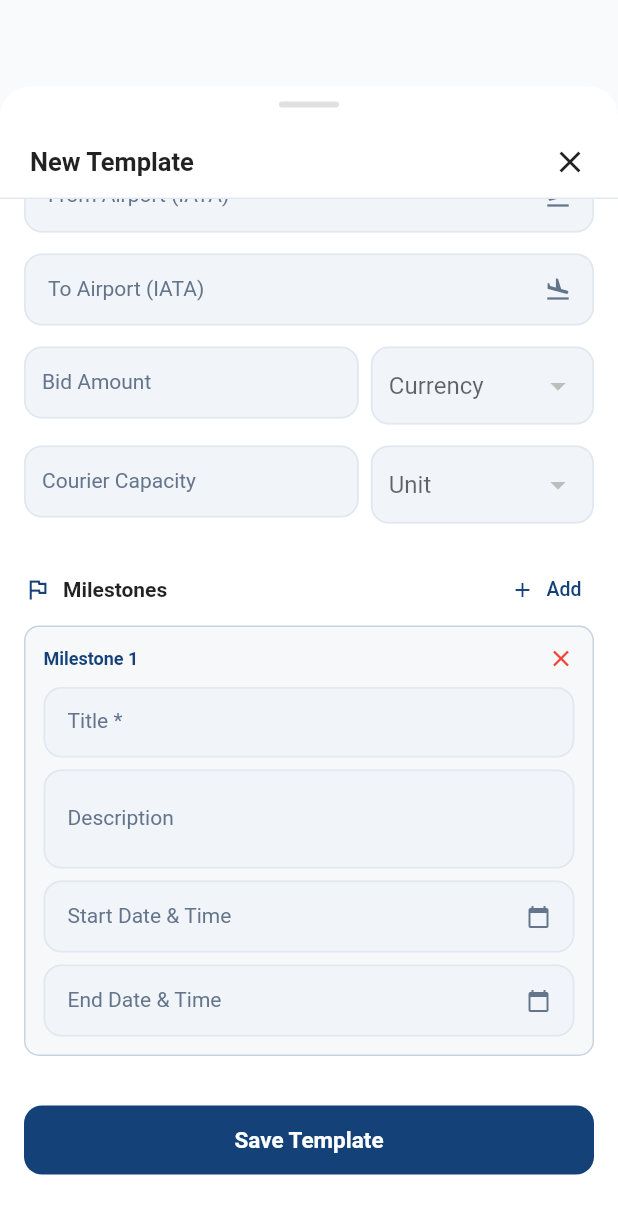
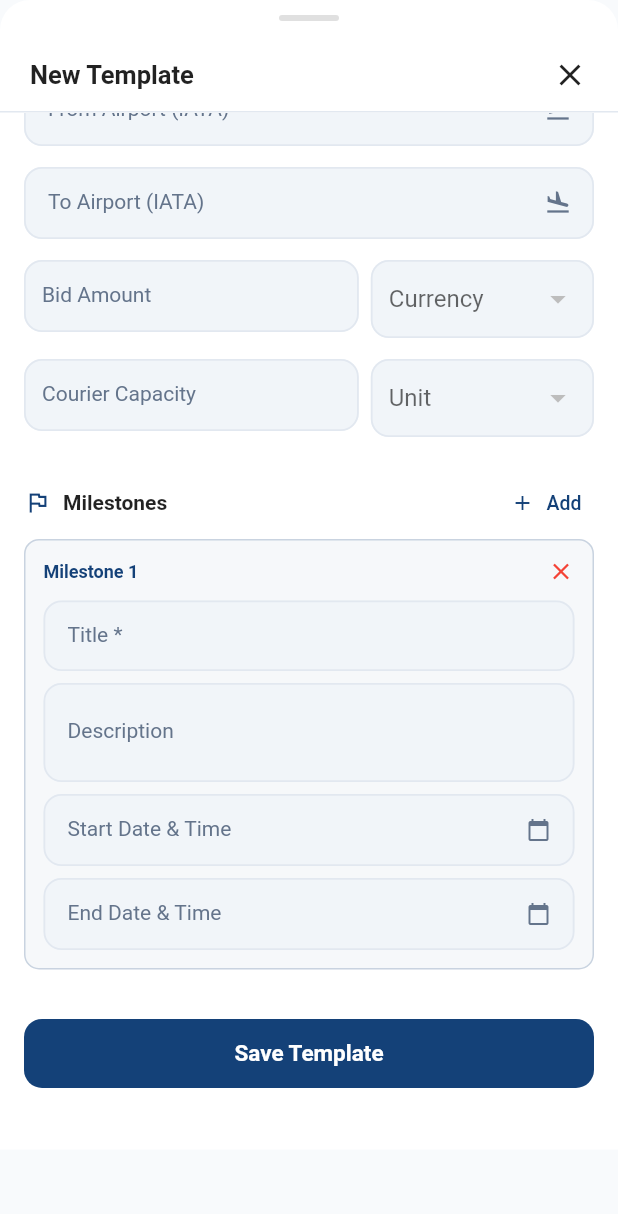
Before and after one commit to BFOBC/OBC_Flutter_Project, a Flutter app: the _TemplateFormSheet widget shown alone on an empty page, opened directly with empty values, after a tap on "Add", on a phone screen of 412 x 824 dp. Shown: the top 1214 px of the screen. Run offline on Flutter 3.47's test engine with Material 3 defaults, Android fonts, the phone set to English and light mode, and no system bars; our stand-ins replace cached_network_image, chewie, cloud_firestore, connectivity_plus, device_info_plus, dio and 24 more; missing offline and left inert: dart:ffi, google_maps_cluster_manager, workmanager; accounts and stored records are empty; network calls fail; statements that could not run were skipped.

Commit message:
Fix scroll and auto-fill in ManageTemplatesScreen
- Replace DraggableScrollableSheet with fixed-height Container so
  _scrollCtrl.animateTo() works reliably when milestones are added
- Handle keyboard insets via MediaQuery.viewInsets.bottom so fields
  stay visible when keyboard opens
- Auto-fill new milestone start date/time from previous milestone end
  so milestones chain automatically

Co-Authored-By: Claude Sonnet 4.6 <noreply@anthropic.com>
Claude-Session: https://claude.ai/code/session_01QuN1nUJvg5j7tUGnniicBp

```diff
--- a/lib/ui/broker/requestscreens/ManageTemplatesScreen.dart
+++ b/lib/ui/broker/requestscreens/ManageTemplatesScreen.dart
@@ -305,8 +305,7 @@ class _TemplateFormSheetState extends State<_TemplateFormSheet> {
   List<AirportModel> _fromSuggestions = [];
   List<AirportModel> _toSuggestions = [];
 
-  // Store the sheet's own scroll controller so we can scroll to bottom
-  ScrollController? _sheetScrollCtrl;
+  final ScrollController _scrollCtrl = ScrollController();
 
   @override
   void initState() {
@@ -339,6 +338,7 @@ class _TemplateFormSheetState extends State<_TemplateFormSheet> {
     _toCtrl.dispose();
     _bidCtrl.dispose();
     _capacityCtrl.dispose();
+    _scrollCtrl.dispose();
     for (final m in _milestones) {
       m.dispose();
     }
@@ -469,14 +469,19 @@ class _TemplateFormSheetState extends State<_TemplateFormSheet> {
   }
 
   void _addMilestone() {
-    setState(() => _milestones.add(_MilestoneEntry()));
-    // Double post-frame: first frame lays out new widget, second has correct maxScrollExtent
+    final newEntry = _MilestoneEntry();
+    // Auto-fill start date/time from previous milestone's end
+    if (_milestones.isNotEmpty && _milestones.last.endCtrl.text.isNotEmpty) {
+      newEntry.startCtrl.text = _milestones.last.endCtrl.text;
+    }
+    setState(() => _milestones.add(newEntry));
+    // Double post-frame so layout settles before scroll
     WidgetsBinding.instance.addPostFrameCallback((_) {
       WidgetsBinding.instance.addPostFrameCallback((_) {
-        if (_sheetScrollCtrl?.hasClients == true) {
-          _sheetScrollCtrl!.animateTo(
-            _sheetScrollCtrl!.position.maxScrollExtent,
-            duration: const Duration(milliseconds: 450),
+        if (_scrollCtrl.hasClients) {
+          _scrollCtrl.animateTo(
+            _scrollCtrl.position.maxScrollExtent,
+            duration: const Duration(milliseconds: 400),
             curve: Curves.easeOut,
           );
         }
@@ -573,17 +578,14 @@ class _TemplateFormSheetState extends State<_TemplateFormSheet> {
   @override
   Widget build(BuildContext context) {
     final isEdit = widget.existing != null;
-    return DraggableScrollableSheet(
-      initialChildSize: 0.93,
-      minChildSize: 0.5,
-      maxChildSize: 0.97,
-      builder: (_, scrollCtrl) {
-        _sheetScrollCtrl = scrollCtrl; // capture for programmatic scroll
-        return Container(
+    final keyboardHeight = MediaQuery.of(context).viewInsets.bottom;
+    return Padding(
+      padding: EdgeInsets.only(bottom: keyboardHeight),
+      child: Container(
+        height: MediaQuery.of(context).size.height * 0.93,
         decoration: const BoxDecoration(
           color: Colors.white,
-            borderRadius:
-                BorderRadius.vertical(top: Radius.circular(20)),
+          borderRadius: BorderRadius.vertical(top: Radius.circular(20)),
         ),
         child: Column(
           children: [
@@ -616,7 +618,7 @@ class _TemplateFormSheetState extends State<_TemplateFormSheet> {
               child: Form(
                 key: _formKey,
                 child: ListView(
-                    controller: scrollCtrl, // MUST use sheet's controller
+                  controller: _scrollCtrl,
                   padding: const EdgeInsets.fromLTRB(16, 16, 16, 40),
                     children: [
                       // Template Name
@@ -871,8 +873,8 @@ class _TemplateFormSheetState extends State<_TemplateFormSheet> {
               ),
             ],
           ),
-        );
-      },
+        ),
+      ),
     );
   }
 
```
Lines whose indentation alone changed are shown as unchanged.
